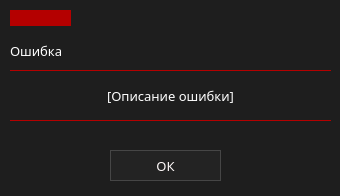
Qt form ui/warningWin.ui (marginalprog/git_pcconf) before a commit.
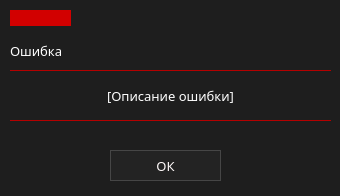
The same form after that commit. Icons and pictures are not drawn.

Diff of the .ui file:
```diff
--- a/ui/warningWin.ui
+++ b/ui/warningWin.ui
@@ -103,9 +103,8 @@
     </rect>
    </property>
    <property name="styleSheet">
-    <string notr="true">border:0px;
-background-color: rgb(180, 0, 0);
-border: 1px solid rgb(180, 0, 0);</string>
+    <string notr="true">background-color: rgb(210, 0, 0);
+border: 1px solid rgb(210, 0, 0);</string>
    </property>
    <property name="orientation">
     <enum>Qt::Horizontal</enum>
```
Left out of the diff: 2 changed lines with no effect on the pictures.
